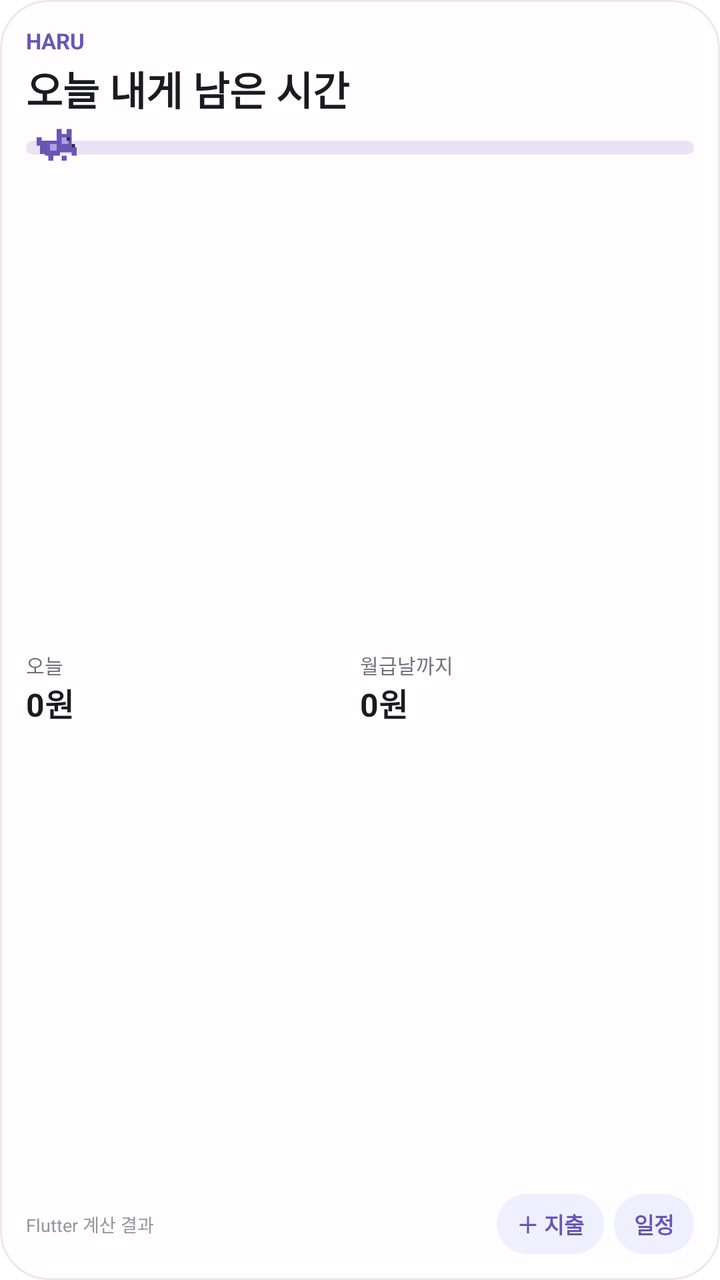
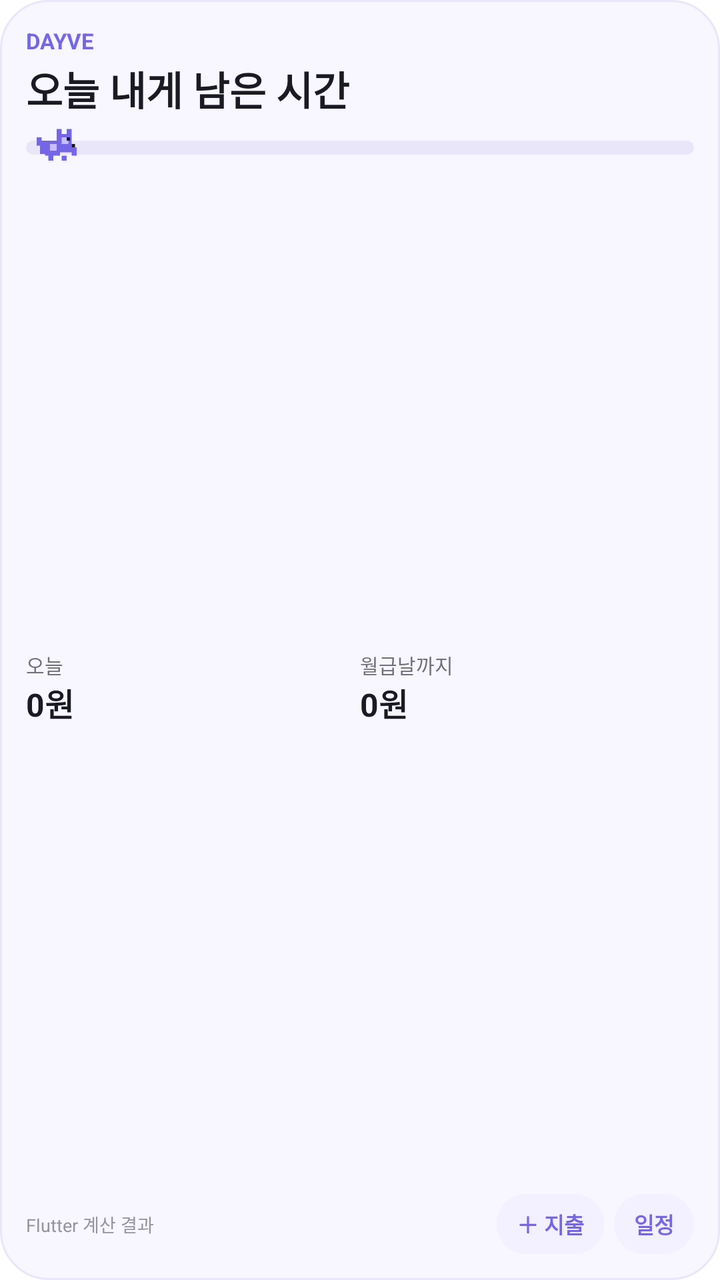

An Android layout rendered at two revisions. The XML below is the earlier revision; the diff shows what the commit changed to produce the second picture.
<!-- AndroidManifest.xml: fallback theme Theme.MaterialComponents.DayNight.NoActionBar -->
<!-- res/layout/haru_widget_medium.xml -->
<?xml version="1.0" encoding="utf-8"?>
<LinearLayout xmlns:android="http://schemas.android.com/apk/res/android"
    android:id="@+id/widget_root"
    android:layout_width="match_parent"
    android:layout_height="match_parent"
    android:background="@drawable/haru_widget_background"
    android:orientation="vertical"
    android:padding="13dp">

    <TextView
        android:id="@+id/widget_state"
        android:layout_width="wrap_content"
        android:layout_height="wrap_content"
        android:text="HARU"
        android:textColor="#6657B5"
        android:textSize="11sp"
        android:textStyle="bold" />

    <TextView
        android:id="@+id/widget_headline"
        android:layout_width="match_parent"
        android:layout_height="wrap_content"
        android:layout_marginTop="2dp"
        android:ellipsize="end"
        android:maxLines="1"
        android:text="오늘 내게 남은 시간"
        android:textColor="#1A1B22"
        android:textSize="20sp"
        android:textStyle="bold" />

    <FrameLayout
        android:id="@+id/widget_progress_section"
        android:layout_width="match_parent"
        android:layout_height="24dp"
        android:layout_marginTop="3dp">

        <ProgressBar
            android:id="@+id/widget_progress"
            style="?android:attr/progressBarStyleHorizontal"
            android:layout_width="match_parent"
            android:layout_height="7dp"
            android:layout_gravity="center_vertical"
            android:max="1000"
            android:progressDrawable="@drawable/haru_widget_progress" />

        <LinearLayout
            android:layout_width="match_parent"
            android:layout_height="20dp"
            android:orientation="horizontal">

            <ImageView android:id="@+id/widget_progress_cat_0" android:layout_width="0dp" android:layout_height="20dp" android:layout_weight="1" android:contentDescription="진행 위치" android:src="@drawable/haru_pixel_cat" />
            <ImageView android:id="@+id/widget_progress_cat_1" android:layout_width="0dp" android:layout_height="20dp" android:layout_weight="1" android:src="@drawable/haru_pixel_cat" android:visibility="invisible" />
            <ImageView android:id="@+id/widget_progress_cat_2" android:layout_width="0dp" android:layout_height="20dp" android:layout_weight="1" android:src="@drawable/haru_pixel_cat" android:visibility="invisible" />
            <ImageView android:id="@+id/widget_progress_cat_3" android:layout_width="0dp" android:layout_height="20dp" android:layout_weight="1" android:src="@drawable/haru_pixel_cat" android:visibility="invisible" />
            <ImageView android:id="@+id/widget_progress_cat_4" android:layout_width="0dp" android:layout_height="20dp" android:layout_weight="1" android:src="@drawable/haru_pixel_cat" android:visibility="invisible" />
            <ImageView android:id="@+id/widget_progress_cat_5" android:layout_width="0dp" android:layout_height="20dp" android:layout_weight="1" android:src="@drawable/haru_pixel_cat" android:visibility="invisible" />
            <ImageView android:id="@+id/widget_progress_cat_6" android:layout_width="0dp" android:layout_height="20dp" android:layout_weight="1" android:src="@drawable/haru_pixel_cat" android:visibility="invisible" />
            <ImageView android:id="@+id/widget_progress_cat_7" android:layout_width="0dp" android:layout_height="20dp" android:layout_weight="1" android:src="@drawable/haru_pixel_cat" android:visibility="invisible" />
            <ImageView android:id="@+id/widget_progress_cat_8" android:layout_width="0dp" android:layout_height="20dp" android:layout_weight="1" android:src="@drawable/haru_pixel_cat" android:visibility="invisible" />
            <ImageView android:id="@+id/widget_progress_cat_9" android:layout_width="0dp" android:layout_height="20dp" android:layout_weight="1" android:src="@drawable/haru_pixel_cat" android:visibility="invisible" />
            <ImageView android:id="@+id/widget_progress_cat_10" android:layout_width="0dp" android:layout_height="20dp" android:layout_weight="1" android:src="@drawable/haru_pixel_cat" android:visibility="invisible" />
        </LinearLayout>
    </FrameLayout>

    <LinearLayout
        android:id="@+id/widget_budget_section"
        android:layout_width="match_parent"
        android:layout_height="0dp"
        android:layout_marginTop="5dp"
        android:layout_weight="1"
        android:gravity="center_vertical"
        android:orientation="horizontal">

        <LinearLayout
            android:layout_width="0dp"
            android:layout_height="wrap_content"
            android:layout_weight="1"
            android:orientation="vertical">

            <TextView
                android:layout_width="wrap_content"
                android:layout_height="wrap_content"
                android:text="오늘"
                android:textColor="#70717A"
                android:textSize="10sp" />

            <TextView
                android:id="@+id/widget_daily_budget"
                android:layout_width="wrap_content"
                android:layout_height="wrap_content"
                android:text="0원"
                android:textColor="#1A1B22"
                android:textSize="16sp"
                android:textStyle="bold" />
        </LinearLayout>

        <LinearLayout
            android:layout_width="0dp"
            android:layout_height="wrap_content"
            android:layout_weight="1"
            android:orientation="vertical">

            <TextView
                android:layout_width="wrap_content"
                android:layout_height="wrap_content"
                android:text="월급날까지"
                android:textColor="#70717A"
                android:textSize="10sp" />

            <TextView
                android:id="@+id/widget_monthly_budget"
                android:layout_width="wrap_content"
                android:layout_height="wrap_content"
                android:text="0원"
                android:textColor="#1A1B22"
                android:textSize="16sp"
                android:textStyle="bold" />
        </LinearLayout>
    </LinearLayout>

    <LinearLayout
        android:layout_width="match_parent"
        android:layout_height="wrap_content"
        android:gravity="center_vertical"
        android:orientation="horizontal">

        <TextView
            android:id="@+id/widget_updated"
            android:layout_width="0dp"
            android:layout_height="wrap_content"
            android:layout_weight="1"
            android:text="Flutter 계산 결과"
            android:textColor="#94959E"
            android:textSize="9sp" />

        <TextView
            android:id="@+id/widget_spend_action"
            android:layout_width="wrap_content"
            android:layout_height="30dp"
            android:background="@drawable/haru_widget_action_background"
            android:gravity="center"
            android:paddingStart="10dp"
            android:paddingEnd="10dp"
            android:text="＋ 지출"
            android:textColor="#6657B5"
            android:textSize="11sp"
            android:textStyle="bold" />

        <TextView
            android:id="@+id/widget_schedule_action"
            android:layout_width="wrap_content"
            android:layout_height="30dp"
            android:layout_marginStart="5dp"
            android:background="@drawable/haru_widget_action_background"
            android:gravity="center"
            android:paddingStart="10dp"
            android:paddingEnd="10dp"
            android:text="일정"
            android:textColor="#6657B5"
            android:textSize="11sp"
            android:textStyle="bold" />
    </LinearLayout>
</LinearLayout>
<!-- resources referenced by this layout -->
<resources>
  <!-- drawable haru_pixel_cat (drawable) -->
  <?xml version="1.0" encoding="utf-8"?>
  <vector xmlns:android="http://schemas.android.com/apk/res/android"
      android:width="20dp"
      android:height="20dp"
      android:viewportWidth="24"
      android:viewportHeight="24">
      <path
          android:fillColor="#6657B5"
          android:pathData="M2,10h3v8H2z M0,8h3v5H0z M5,10h9v9H5z M12,6h9v11H12z M12,3h3v5H12z M18,3h3v5H18z M21,14h3v5H21z M7,19h3v3H7z M15,19h3v3H15z" />
      <path
          android:fillColor="#AD9FE2"
          android:pathData="M8,12h4v4H8z M15,8h4v4H15z" />
      <path
          android:fillColor="#302A4C"
          android:pathData="M18,8h2v2H18z M21,12h2v2H21z" />
  </vector>
  <!-- drawable haru_widget_action_background (drawable) -->
  <?xml version="1.0" encoding="utf-8"?>
  <shape xmlns:android="http://schemas.android.com/apk/res/android"
      android:shape="rectangle">
      <solid android:color="#EEF0FF" />
      <corners android:radius="16dp" />
  </shape>
  <!-- drawable haru_widget_background (drawable) -->
  <?xml version="1.0" encoding="utf-8"?>
  <shape xmlns:android="http://schemas.android.com/apk/res/android"
      android:shape="rectangle">
      <solid android:color="#FFFDFD" />
      <corners android:radius="24dp" />
      <stroke
          android:width="1dp"
          android:color="#E8E8F0" />
  </shape>
  <!-- drawable haru_widget_progress (drawable) -->
  <?xml version="1.0" encoding="utf-8"?>
  <layer-list xmlns:android="http://schemas.android.com/apk/res/android">
      <item android:id="@android:id/background">
          <shape android:shape="rectangle">
              <corners android:radius="4dp" />
              <solid android:color="#E8E3F5" />
          </shape>
      </item>
      <item android:id="@android:id/progress">
          <clip>
              <shape android:shape="rectangle">
                  <corners android:radius="4dp" />
                  <solid android:color="#7567C8" />
              </shape>
          </clip>
      </item>
  </layer-list>
</resources>

<!-- the commit's change to res/layout/haru_widget_medium.xml (unified diff, before → after) -->
@@ -11,8 +11,8 @@
         android:id="@+id/widget_state"
         android:layout_width="wrap_content"
         android:layout_height="wrap_content"
-        android:text="HARU"
-        android:textColor="#6657B5"
+        android:text="DAYVE"
+        android:textColor="#7566E8"
         android:textSize="11sp"
         android:textStyle="bold" />
 
@@ -142,7 +142,7 @@
             android:paddingStart="10dp"
             android:paddingEnd="10dp"
             android:text="＋ 지출"
-            android:textColor="#6657B5"
+            android:textColor="#7566E8"
             android:textSize="11sp"
             android:textStyle="bold" />
 
@@ -156,7 +156,7 @@
             android:paddingStart="10dp"
             android:paddingEnd="10dp"
             android:text="일정"
-            android:textColor="#6657B5"
+            android:textColor="#7566E8"
             android:textSize="11sp"
             android:textStyle="bold" />
     </LinearLayout>
<!-- resource entries referenced after the edit -->
@@ -8,31 +8,31 @@
       android:viewportWidth="24"
       android:viewportHeight="24">
       <path
-          android:fillColor="#6657B5"
+          android:fillColor="#7566E8"
           android:pathData="M2,10h3v8H2z M0,8h3v5H0z M5,10h9v9H5z M12,6h9v11H12z M12,3h3v5H12z M18,3h3v5H18z M21,14h3v5H21z M7,19h3v3H7z M15,19h3v3H15z" />
       <path
-          android:fillColor="#AD9FE2"
+          android:fillColor="#C8BEFF"
           android:pathData="M8,12h4v4H8z M15,8h4v4H15z" />
       <path
-          android:fillColor="#302A4C"
+          android:fillColor="#181721"
           android:pathData="M18,8h2v2H18z M21,12h2v2H21z" />
   </vector>
   <!-- drawable haru_widget_action_background (drawable) -->
   <?xml version="1.0" encoding="utf-8"?>
   <shape xmlns:android="http://schemas.android.com/apk/res/android"
       android:shape="rectangle">
-      <solid android:color="#EEF0FF" />
+      <solid android:color="#F3F0FF" />
       <corners android:radius="16dp" />
   </shape>
   <!-- drawable haru_widget_background (drawable) -->
   <?xml version="1.0" encoding="utf-8"?>
   <shape xmlns:android="http://schemas.android.com/apk/res/android"
       android:shape="rectangle">
-      <solid android:color="#FFFDFD" />
+      <solid android:color="#F8F6FF" />
       <corners android:radius="24dp" />
       <stroke
           android:width="1dp"
-          android:color="#E8E8F0" />
+          android:color="#EAE6FA" />
   </shape>
   <!-- drawable haru_widget_progress (drawable) -->
   <?xml version="1.0" encoding="utf-8"?>
@@ -40,14 +40,14 @@
       <item android:id="@android:id/background">
           <shape android:shape="rectangle">
               <corners android:radius="4dp" />
-              <solid android:color="#E8E3F5" />
+              <solid android:color="#EAE6FA" />
           </shape>
       </item>
       <item android:id="@android:id/progress">
           <clip>
               <shape android:shape="rectangle">
                   <corners android:radius="4dp" />
-                  <solid android:color="#7567C8" />
+                  <solid android:color="#9C8CFF" />
               </shape>
           </clip>
       </item>
